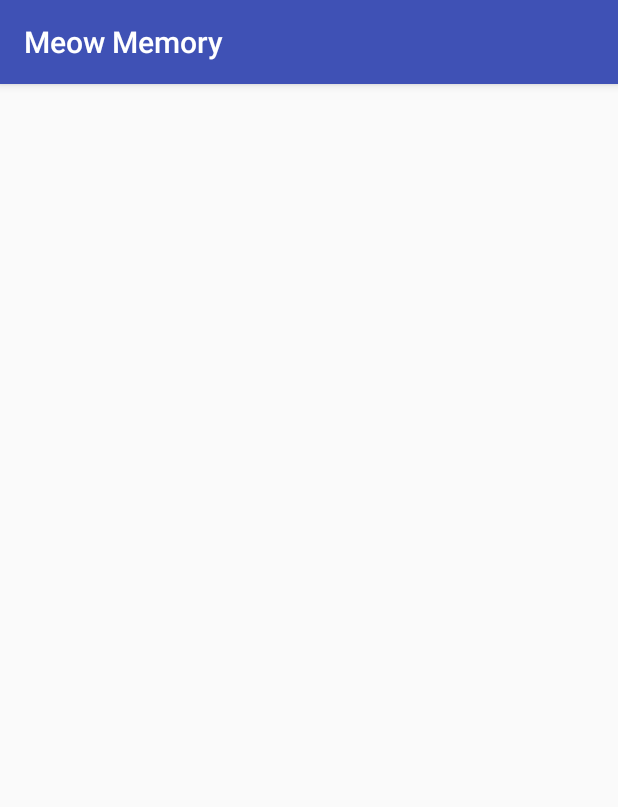
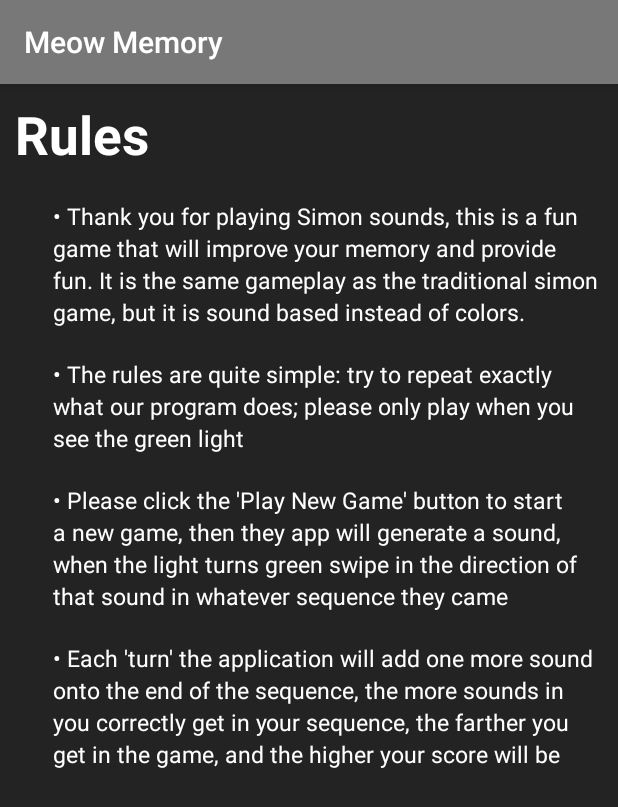
Before and after one commit to meyerjac/Simon-Sound-Swipes, an Android app: the RulesActivity screen opened directly, with no data from a screen before it, on a phone screen of 412 x 824 dp. Shown: the top 807 px of the screen. Run offline under Robolectric (Android 15) with nearby library versions, the phone set to English and light mode, and no system bars.

Commit message:
add color resource file, nice styling and rules page

```diff
--- a/app/src/main/res/layout/activity_rules.xml
+++ b/app/src/main/res/layout/activity_rules.xml
@@ -1,12 +1,69 @@
 <?xml version="1.0" encoding="utf-8"?>
-<RelativeLayout xmlns:android="http://schemas.android.com/apk/res/android"
-    xmlns:tools="http://schemas.android.com/tools"
-    android:layout_width="match_parent"
-    android:layout_height="match_parent"
-    android:paddingBottom="@dimen/activity_vertical_margin"
-    android:paddingLeft="@dimen/activity_horizontal_margin"
-    android:paddingRight="@dimen/activity_horizontal_margin"
-    android:paddingTop="@dimen/activity_vertical_margin"
-    tools:context="com.example.guest.meowmemory.ui.RulesActivity">
+<ScrollView xmlns:android="http://schemas.android.com/apk/res/android"
+    android:layout_width="fill_parent"
+    android:layout_height="fill_parent"
+    android:scrollbarSize="12dip"
+    android:background="#232323">
 
+<RelativeLayout
+    android:orientation="vertical"
+    android:layout_width="fill_parent"
+    android:layout_height="fill_parent"
+    android:padding="10sp">
+
+    <TextView
+        android:id="@+id/body_text3"
+        android:layout_width="fill_parent"
+        android:layout_height="wrap_content"
+        android:lineSpacingExtra="3sp"
+        android:text="Rules"
+        android:textSize="35sp"
+        android:textStyle="bold"
+        android:textColor="#ffffff"/>
+    <TextView
+        android:id="@+id/bullet1"
+        android:layout_width="fill_parent"
+        android:layout_height="wrap_content"
+        android:lineSpacingExtra="3sp"
+        android:layout_marginTop="20dp"
+        android:text="• Thank you for playing Simon sounds, this is a fun game that will improve your memory and provide fun. It is the same gameplay as the traditional simon game, but it is sound based instead of colors."
+        android:textSize="15sp"
+        android:textColor="#ffffff"
+        android:layout_below="@+id/body_text3"
+        android:layout_marginLeft="25dp" />
+    <TextView
+        android:id="@+id/bullet2"
+        android:layout_width="fill_parent"
+        android:layout_height="wrap_content"
+        android:lineSpacingExtra="3sp"
+        android:layout_marginTop="20dp"
+        android:textColor="#ffffff"
+        android:text="• The rules are quite simple: try to repeat exactly what our program does; please only play when you see the green light"
+        android:textSize="15sp"
+        android:layout_below="@+id/bullet1"
+        android:layout_marginLeft="25dp" />
+    <TextView
+        android:id="@+id/bullet3"
+        android:layout_width="fill_parent"
+        android:layout_height="wrap_content"
+        android:lineSpacingExtra="3sp"
+        android:layout_marginTop="20dp"
+        android:textColor="#ffffff"
+        android:text="• Please click the 'Play New Game' button to start a new game, then they app will generate a sound, when the light turns green swipe in the direction of that sound in whatever sequence they came"
+        android:textSize="15sp"
+        android:layout_below="@+id/bullet2"
+        android:layout_marginLeft="25dp" />
+    <TextView
+        android:id="@+id/bullet4"
+        android:layout_width="fill_parent"
+        android:layout_height="wrap_content"
+        android:lineSpacingExtra="3sp"
+        android:textColor="#ffffff"
+        android:layout_marginTop="20dp"
+        android:text="• Each 'turn' the application will add one more sound onto the end of the sequence, the more sounds in you correctly get in your sequence, the farther you get in the game, and the higher your score will be"
+        android:textSize="15sp"
+        android:layout_below="@+id/bullet3"
+        android:layout_marginLeft="25dp" />
 </RelativeLayout>
+
+</ScrollView>
--- a/app/src/main/res/values/colors.xml
+++ b/app/src/main/res/values/colors.xml
@@ -1,6 +1,7 @@
 <?xml version="1.0" encoding="utf-8"?>
 <resources>
-    <color name="colorPrimary">#3F51B5</color>
-    <color name="colorPrimaryDark">#303F9F</color>
-    <color name="colorAccent">#FF4081</color>
+    <color name="colorPrimary">#787878</color>
+    <color name="colorPrimaryDark">#dddddd</color>
+    <!--<color name="colorAccent"> #4ae7a6</color>-->
+    <color name="colorButtons">#464646</color>
 </resources>
--- a/app/src/main/res/values/styles.xml
+++ b/app/src/main/res/values/styles.xml
@@ -2,6 +2,7 @@
 
     <!-- Base application theme. -->
     <style name="AppTheme" parent="Theme.AppCompat.Light.DarkActionBar">
+
         <!-- Customize your theme here. -->
         <item name="colorPrimary">@color/colorPrimary</item>
         <item name="colorPrimaryDark">@color/colorPrimaryDark</item>
```
Also changed, not shown: app/src/main/java/com/example/guest/meowmemory/MainActivity.java (+8 -0 lines), app/src/main/res/layout/activity_main.xml (+73 -72 lines), app/src/main/res/drawable/red.png.
